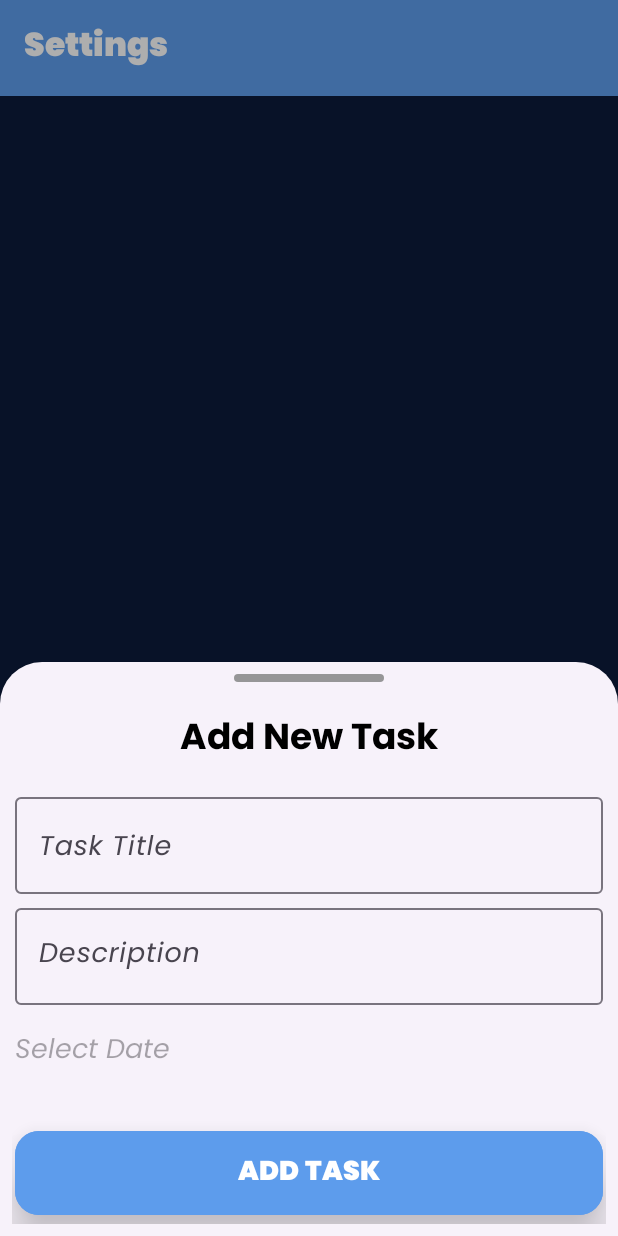
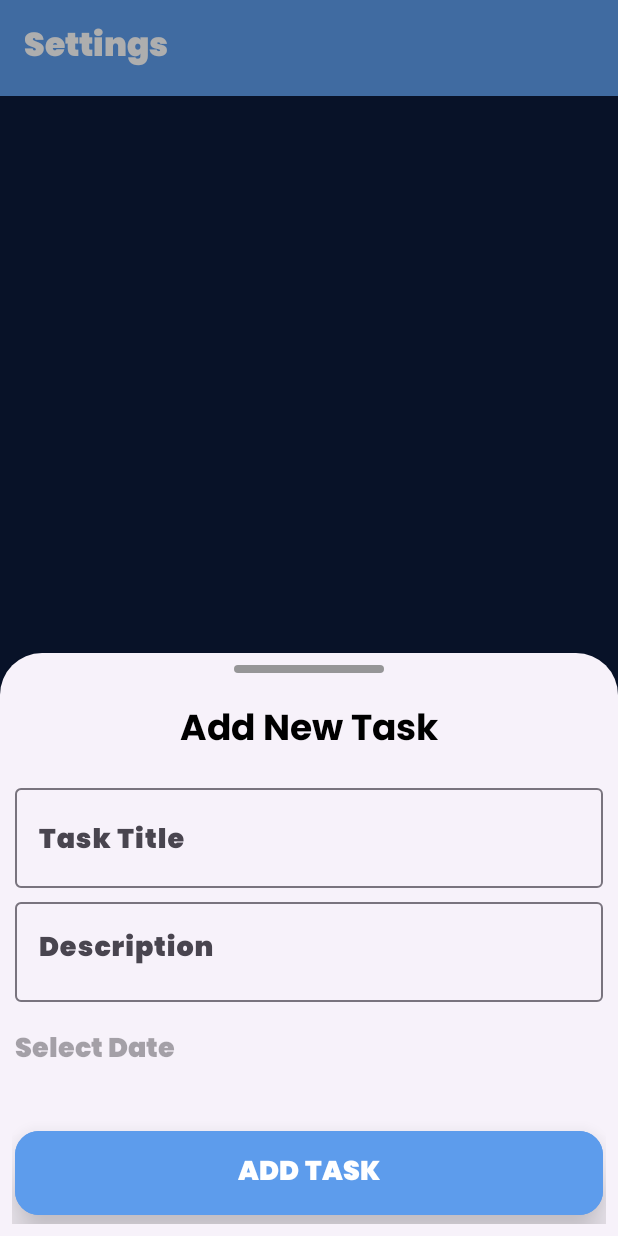
Before and after one commit to ziad328/TODO_App, an Android app: the fragment AddTaskFragment placed in its activity, item 2 of the bottom bar chosen, on a phone screen of 412 x 824 dp. Run offline under Robolectric (Android 15) with nearby library versions, the phone set to English and light mode, and no system bars; our stand-ins replace Room's generated code.

```diff
--- a/app/src/main/java/com/example/todo/home/fragments/tasks/TasksListFragment.kt
+++ b/app/src/main/java/com/example/todo/home/fragments/tasks/TasksListFragment.kt
@@ -1,7 +1,6 @@
 package com.example.todo.home.fragments.tasks
 
 import android.os.Bundle
-import android.util.Log
 import android.view.LayoutInflater
 import android.view.View
 import android.view.ViewGroup
@@ -20,7 +19,7 @@ class TasksListFragment : Fragment() {
         inflater: LayoutInflater,
         container: ViewGroup?,
         savedInstanceState: Bundle?
-    ): View? {
+    ): View {
         viewBinding = FragmentTasksListBinding.inflate(
             inflater, container, false
         )
@@ -38,14 +37,6 @@ class TasksListFragment : Fragment() {
             .tasksDao()
         loadTasks()
         tasksAdapter.setColor(ContextCompat.getColor(requireContext(), R.color.blue))
-
-        tasksAdapter.onButtonClickedListener =
-            TasksAdapter.OnButtonClickedListener { position, task ->
-                dao.updateTasksStatus(task.id!!, !task.isDone)
-                val updatedTask = dao.getTask(task.id)
-                tasksAdapter.updateTask(updatedTask, position)
-            }
-
     }
 
     fun loadTasks() {
@@ -60,6 +51,18 @@ class TasksListFragment : Fragment() {
 
     private fun initRecyclerView() {
         viewBinding.rvTasks.adapter = tasksAdapter
+        tasksAdapter.onButtonClickedListener =
+            TasksAdapter.OnButtonClickedListener { position, task ->
+                dao.updateTasksStatus(task.id!!, !task.isDone)
+                val updatedTask = dao.getTask(task.id)
+                tasksAdapter.updateTask(updatedTask, position)
+            }
+        tasksAdapter.onDeleteButtonClickedListener =
+            TasksAdapter.OnButtonClickedListener { position, task ->
+                dao.removeTask(task)
+                tasksAdapter.deleteTask(task, position)
+
+            }
 
     }
 
--- a/app/src/main/res/layout/fragment_add_task.xml
+++ b/app/src/main/res/layout/fragment_add_task.xml
@@ -1,6 +1,5 @@
 <?xml version="1.0" encoding="utf-8"?>
 <LinearLayout xmlns:android="http://schemas.android.com/apk/res/android"
-    xmlns:app="http://schemas.android.com/apk/res-auto"
     android:layout_width="match_parent"
     android:layout_height="wrap_content"
     android:gravity="center"
@@ -36,7 +35,7 @@
             android:descendantFocusability="beforeDescendants"
             android:focusableInTouchMode="true"
             android:hint="@string/task_title"
-            android:fontFamily="@font/poppins_italic"
+            android:fontFamily="@font/poppins_black"
             android:inputType="text"
             android:lines="1"
             android:maxLength="30"
@@ -60,7 +59,7 @@
             android:layout_height="wrap_content"
             android:gravity="start"
             android:hint="@string/description"
-            android:fontFamily="@font/poppins_italic"
+            android:fontFamily="@font/poppins_black"
             android:inputType="textMultiLine"
             android:descendantFocusability="beforeDescendants"
             android:focusableInTouchMode="true"
@@ -84,7 +83,7 @@
             style="@style/date_picker_hint_color"
             android:layout_width="wrap_content"
             android:layout_height="wrap_content"
-            android:fontFamily="@font/poppins_italic"
+            android:fontFamily="@font/poppins_black"
             android:hint="@string/select_date"
             android:textSize="18sp" />
     </com.google.android.material.textfield.TextInputLayout>
--- a/app/src/main/res/layout/item_task.xml
+++ b/app/src/main/res/layout/item_task.xml
@@ -5,13 +5,13 @@
     android:layout_width="match_parent"
     android:layout_height="wrap_content"
     app:draggedItem="@id/card_item"
-    app:leftItem="@id/left_view"
+    app:leftItem="@id/ic_delete_view"
     app:swipeDirection="right"
     android:layout_margin="10dp"
     app:autoMovingSensitivity="1000">
 
     <ImageView
-        android:id="@+id/left_view"
+        android:id="@+id/ic_delete_view"
         android:layout_width="90dp"
         android:layout_height="match_parent"
         android:layout_gravity="start"
```
Also changed, not shown: app/src/main/java/com/example/todo/home/fragments/tasks/TasksAdapter.kt (+11 -1 lines).
